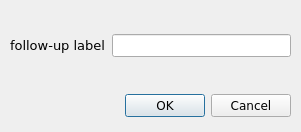
This is src/forms/new_follow_up_dlg.ui in AliSalman-et-al/openmeta-analyst-community as Qt 5 draws it before an edit. The edited form follows.
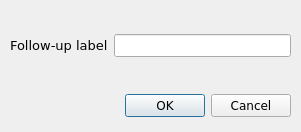
This is the edited form. Icons and pictures are not drawn.

Commit message:
Normalize application UI labels
Convert remaining terse or lowercase dialog labels, wizard choices, group titles, and progress text to user-facing wording across the Qt UI files and matching generated modules.

Expand the GUI text regression coverage so these labels do not regress while preserving existing help prose and internal identifiers.

Closes #169

```diff
--- a/src/forms/new_follow_up_dlg.ui
+++ b/src/forms/new_follow_up_dlg.ui
@@ -77,7 +77,7 @@
        </font>
       </property>
       <property name="text">
-       <string>follow-up label</string>
+       <string>Follow-up label</string>
       </property>
      </widget>
     </item>
```
Left out of the diff: 2 changed lines with no effect on the pictures. The commit also changes 46 other files.
